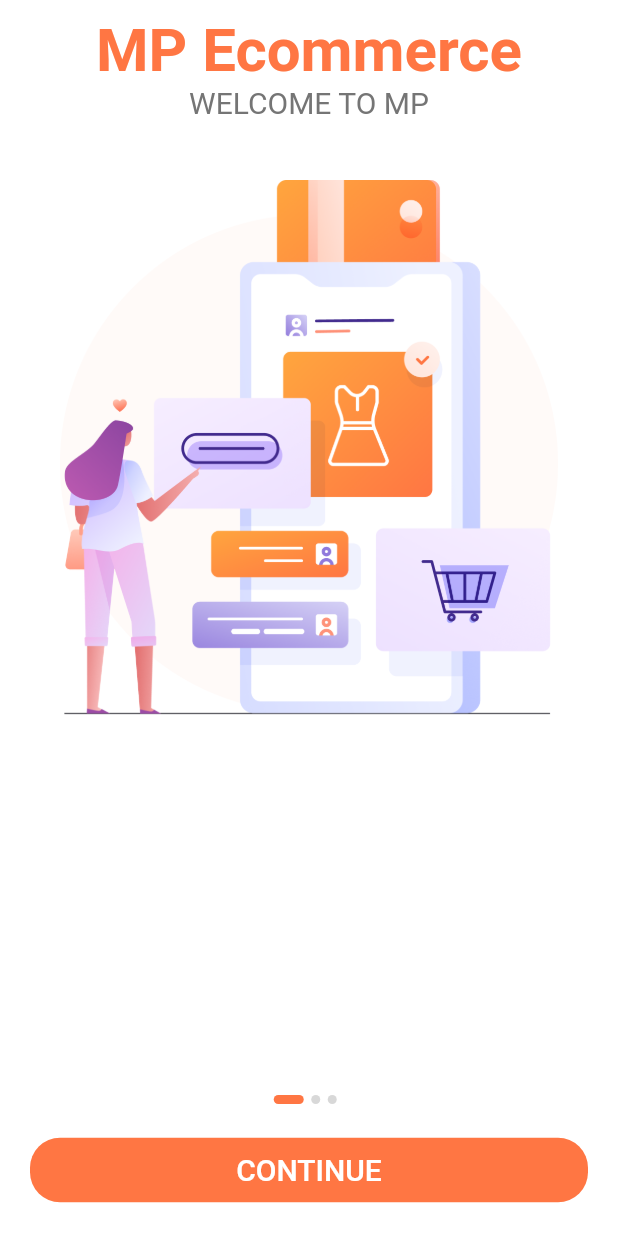
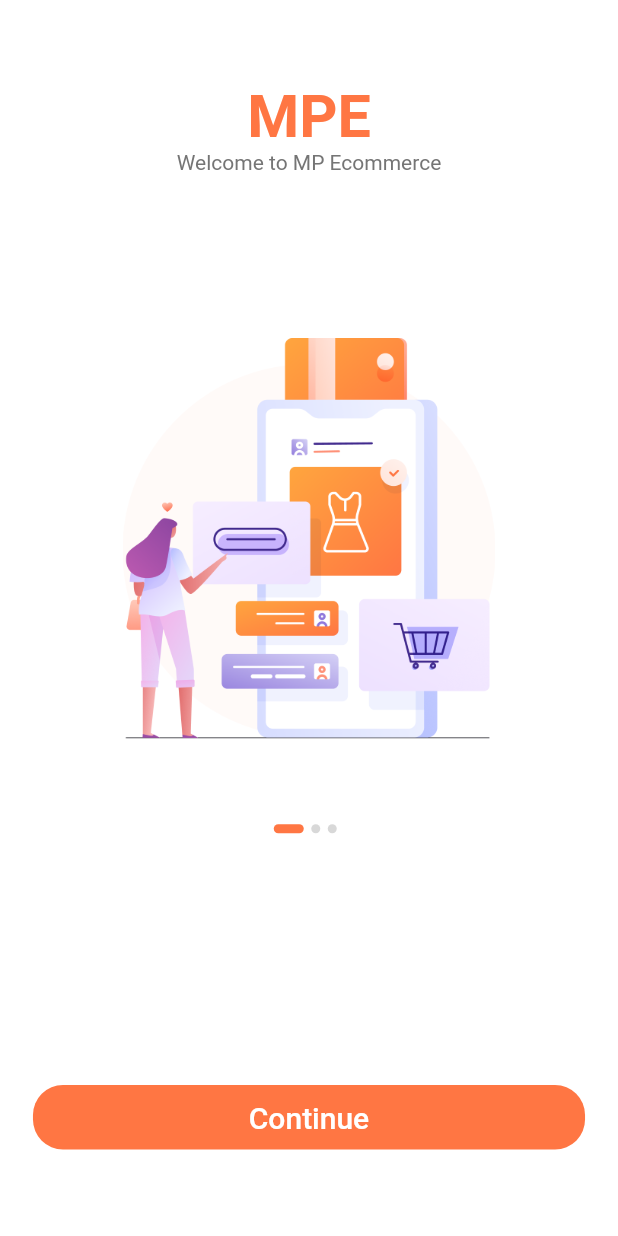
Before and after one commit to PhamChiNang151020/E-Commerce-App-Flutter-UI, a Flutter app: the screen it shows after launch, on a phone screen of 412 x 824 dp. Run offline on Flutter 3.47's test engine with Material 2 defaults, Android fonts, the phone set to English and light mode, and no system bars; Roboto replaces fonts that are missing (Kanit).

Commit message:
update splashscreen

```diff
--- a/ecommerce_app/lib/common/route.dart
+++ b/ecommerce_app/lib/common/route.dart
@@ -4,7 +4,7 @@ import 'package:ecommerce_app/screen/auth/completeAccount/complete_Account.dart'
 import 'package:ecommerce_app/screen/auth/forgot/ForgotScreen.dart';
 import 'package:ecommerce_app/screen/auth/signin/SignInScreen.dart';
 import 'package:ecommerce_app/screen/auth/signup/SignUpScreen.dart';
-import 'package:ecommerce_app/screen/splashScreen/splashScreen.dart';
+import 'package:ecommerce_app/screen/splash/splash_screen.dart';
 import 'package:flutter/material.dart';
 import 'package:flutter/widgets.dart';
 
--- a/ecommerce_app/lib/common/sizeConfig.dart
+++ b/ecommerce_app/lib/common/sizeConfig.dart
@@ -15,16 +15,12 @@ class SizeConfig {
   }
 }
 
-// Get the proportionate height as per screen size
 double getProportionateScreenHeight(double inputHeight) {
   double screenHeight = SizeConfig.screenHeight;
-  // 812 is the layout height that designer use
   return (inputHeight / 812.0) * screenHeight;
 }
 
-// Get the proportionate height as per screen size
 double getProportionateScreenWidth(double inputWidth) {
   double screenWidth = SizeConfig.screenWidth;
-  // 375 is the layout width that designer use
   return (inputWidth / 375.0) * screenWidth;
 }
--- a/ecommerce_app/lib/screen/auth/signin/components/BodySignIn.dart
+++ b/ecommerce_app/lib/screen/auth/signin/components/BodySignIn.dart
@@ -23,7 +23,6 @@ class _BodySignInState extends State<BodySignIn> {
         child: Padding(
           padding: const EdgeInsets.symmetric(horizontal: 20),
           child: SingleChildScrollView(
-            physics: NeverScrollableScrollPhysics(),
             child: Column(
               crossAxisAlignment: CrossAxisAlignment.start,
               children: [
--- /dev/null
+++ b/ecommerce_app/lib/screen/splash/components/body.dart
@@ -0,0 +1,89 @@
+import 'package:flutter/material.dart';
+
+// This is the best practice
+import '../../../common/constants.dart';
+import '../../../common/sizeConfig.dart';
+import '../../../widget/DefaultButton.dart';
+import '../../auth/signin/SignInScreen.dart';
+import '../components/splash_content.dart';
+
+class Body extends StatefulWidget {
+  @override
+  _BodyState createState() => _BodyState();
+}
+
+class _BodyState extends State<Body> {
+  int currentPage = 0;
+  List<Map<String, String>> splashData = [
+    {"text": "Welcome to MP Ecommerce", "image": "assets/images/splash_1.png"},
+    {"text": "Welcome to MP Ecommerce", "image": "assets/images/splash_2.png"},
+    {"text": "Welcome to MP Ecommerce", "image": "assets/images/splash_3.png"},
+  ];
+  @override
+  Widget build(BuildContext context) {
+    return SafeArea(
+      child: SizedBox(
+        width: double.infinity,
+        child: Column(
+          children: <Widget>[
+            Expanded(
+              flex: 3,
+              child: PageView.builder(
+                onPageChanged: (value) {
+                  setState(() {
+                    currentPage = value;
+                  });
+                },
+                itemCount: splashData.length,
+                itemBuilder: (context, index) => SplashContent(
+                  image: splashData[index]["image"],
+                  text: splashData[index]['text'],
+                ),
+              ),
+            ),
+            Expanded(
+              flex: 2,
+              child: Padding(
+                padding: EdgeInsets.symmetric(
+                    horizontal: getProportionateScreenWidth(20)),
+                child: Column(
+                  children: <Widget>[
+                    Spacer(),
+                    Row(
+                      mainAxisAlignment: MainAxisAlignment.center,
+                      children: List.generate(
+                        splashData.length,
+                        (index) => buildDot(index: index),
+                      ),
+                    ),
+                    Spacer(flex: 3),
+                    DefaultButton(
+                      text: "Continue",
+                      press: () {
+                        Navigator.pushNamed(context, SignInScreen.routeName);
+                      },
+                    ),
+                    Spacer(),
+                  ],
+                ),
+              ),
+            ),
+          ],
+        ),
+      ),
+    );
+  }
+
+  AnimatedContainer buildDot({int? index}) {
+    return AnimatedContainer(
+      duration: animateDuration,
+      margin: EdgeInsets.only(right: 5),
+      height: 6,
+      width: currentPage == index ? 20 : 6,
+      decoration: BoxDecoration(
+        color: currentPage == index ? defaultPrimaryColor : Color(0xFFD8D8D8),
+        borderRadius: BorderRadius.circular(3),
+      ),
+    );
+  }
+}
--- /dev/null
+++ b/ecommerce_app/lib/screen/splash/components/splash_content.dart
@@ -0,0 +1,40 @@
+import 'package:flutter/material.dart';
+
+import '../../../common/constants.dart';
+import '../../../common/sizeConfig.dart';
+
+class SplashContent extends StatelessWidget {
+  const SplashContent({
+    Key? key,
+    this.text,
+    this.image,
+  }) : super(key: key);
+  final String? text, image;
+
+  @override
+  Widget build(BuildContext context) {
+    return Column(
+      children: <Widget>[
+        Spacer(),
+        Text(
+          "MPE",
+          style: TextStyle(
+            fontSize: getProportionateScreenWidth(36),
+            color: defaultPrimaryColor,
+            fontWeight: FontWeight.bold,
+          ),
+        ),
+        Text(
+          text!,
+          textAlign: TextAlign.center,
+        ),
+        Spacer(flex: 2),
+        Image.asset(
+          image!,
+          height: getProportionateScreenHeight(265),
+          width: getProportionateScreenWidth(235),
+        ),
+      ],
+    );
+  }
+}
--- /dev/null
+++ b/ecommerce_app/lib/screen/splash/splash_screen.dart
@@ -0,0 +1,17 @@
+import 'package:flutter/material.dart';
+
+
+import '../../common/sizeConfig.dart';
+import 'components/body.dart';
+
+class SplashScreen extends StatelessWidget {
+  static String routeName = "/splash_screen";
+  @override
+  Widget build(BuildContext context) {
+    // You have to call it on your starting screen
+    SizeConfig().init(context);
+    return Scaffold(
+      body: Body(),
+    );
+  }
+}
--- a/ecommerce_app/lib/screen/splashScreen/components/SplashContent.dart
+++ /dev/null
@@ -1,41 +0,0 @@
-import 'package:flutter/material.dart';
-
-import '../../../common/constants.dart';
-
-class SplashContent extends StatelessWidget {
-  const SplashContent({
-    Key? key,
-    required this.text,
-    required this.image,
-  }) : super(key: key);
-
-  final String? text, image;
-
-  @override
-  Widget build(BuildContext context) {
-    return Column(
-      children: [
-        SizedBox(height: 10),
-        Text(
-          'MP Ecommerce',
-          style: TextStyle(
-            fontSize: 40,
-            fontWeight: FontWeight.bold,
-            color: defaultPrimaryColor,
-          ),
-        ),
-        Text(text!.toUpperCase(),
-            style: TextStyle(
-              fontSize: 20,
-              color: textColor,
-            )),
-        Padding(
-          padding: const EdgeInsets.all(40),
-          child: Image.asset(
-            image!,
-          ),
-        ),
-      ],
-    );
-  }
-}
--- a/ecommerce_app/lib/screen/splashScreen/components/body.dart
+++ /dev/null
@@ -1,88 +0,0 @@
-import 'package:ecommerce_app/common/constants.dart';
-import 'package:ecommerce_app/screen/auth/signin/SignInScreen.dart';
-import 'package:flutter/material.dart';
-
-import '../../../widget/DefaultButton.dart';
-import 'SplashContent.dart';
-
-class BodySplashScreen extends StatefulWidget {
-  const BodySplashScreen({Key? key}) : super(key: key);
-
-  @override
-  State<BodySplashScreen> createState() => _BodySplashScreenState();
-}
-
-class _BodySplashScreenState extends State<BodySplashScreen> {
-  int currentPage = 0;
-  @override
-  Widget build(BuildContext context) {
-    List<Map<String, String>> splashData = [
-      {"text": "Welcome to MP", "image": "assets/images/splash_1.png"},
-      {"text": "Welcome to MP", "image": "assets/images/splash_2.png"},
-      {"text": "Welcome to MP", "image": "assets/images/splash_3.png"},
-    ];
-    return SafeArea(
-      child: Column(
-        children: [
-          Expanded(
-            // height: MediaQuery.of(context).size.height * 0.8,
-            child: PageView.builder(
-              onPageChanged: (value) {
-                setState(() {
-                  currentPage = value;
-                });
-              },
-              itemCount: splashData.length,
-              itemBuilder: (context, index) => SplashContent(
-                image: splashData[index]["image"],
-                text: splashData[index]['text'],
-              ),
-            ),
-          ),
-          Container(
-            height: MediaQuery.of(context).size.height * 0.2,
-            child: Center(
-              child: Padding(
-                padding: const EdgeInsets.symmetric(horizontal: 20),
-                child: Column(
-                  mainAxisAlignment: MainAxisAlignment.end,
-                  children: [
-                    Row(
-                      mainAxisAlignment: MainAxisAlignment.center,
-                      children: List.generate(
-                        splashData.length,
-                        (index) => buildDot(index: index),
-                      ),
-                    ),
-                    SizedBox(height: 20),
-                    DefaultButton(
-                      text: 'Continue'.toUpperCase(),
-                      press: () {
-                        Navigator.pushNamed(context, SignInScreen.routeName);
-                      },
-                    ),
-                    SizedBox(height: 20),
-                  ],
-                ),
-              ),
-            ),
-          ),
-        ],
-      ),
-    );
-  }
-
-  AnimatedContainer buildDot({int? index}) {
-    return AnimatedContainer(
-      // color: textColor,
-      duration: animateDuration,
-      margin: EdgeInsets.only(right: 5),
-      height: 6,
-      width: currentPage == index ? 20 : 6,
-      decoration: BoxDecoration(
-        color: currentPage == index ? defaultPrimaryColor : Color(0xFFD8D8D8),
-        borderRadius: BorderRadius.circular(3),
-      ),
-    );
-  }
-}
--- a/ecommerce_app/lib/screen/splashScreen/splashScreen.dart
+++ /dev/null
@@ -1,14 +0,0 @@
-import 'package:ecommerce_app/screen/splashScreen/components/body.dart';
-import 'package:flutter/material.dart';
-
-class SplashScreen extends StatelessWidget {
-  static String routeName = "/splash";
-  const SplashScreen({Key? key}) : super(key: key);
-
-  @override
-  Widget build(BuildContext context) {
-    return Scaffold(
-      body: BodySplashScreen(),
-    );
-  }
-}
```
Also changed, not shown: ecommerce_app/lib/main.dart (+1 -8 lines), ecommerce_app/lib/common/constants.dart (line endings or trailing spaces), 1 other file.
